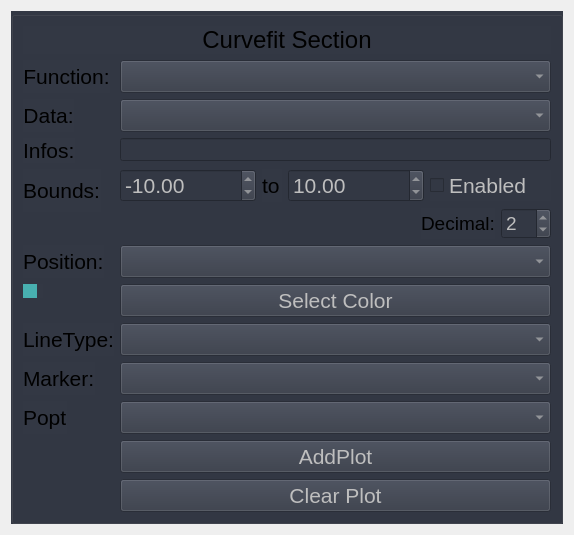
Before: the Qt Designer form View/ui/CurvefitWindow.ui in BETRU21/GraphicGenerator, drawn with Qt 5.
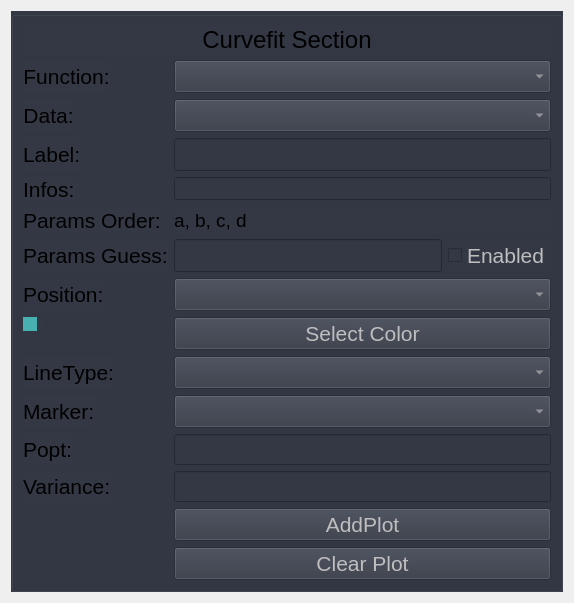
After: the same form once the commit is applied.

```diff
--- a/View/ui/CurvefitWindow.ui
+++ b/View/ui/CurvefitWindow.ui
@@ -7,7 +7,7 @@
     <x>0</x>
     <y>0</y>
     <width>574</width>
-    <height>507</height>
+    <height>538</height>
    </rect>
   </property>
   <property name="windowTitle">
@@ -74,7 +74,7 @@
         </property>
        </widget>
       </item>
-      <item row="3" column="0">
+      <item row="4" column="0">
        <widget class="QLabel" name="label_9">
         <property name="font">
          <font>
@@ -86,7 +86,7 @@
         </property>
        </widget>
       </item>
-      <item row="3" column="1">
+      <item row="4" column="1">
        <widget class="QLineEdit" name="le_info">
         <property name="enabled">
          <bool>true</bool>
@@ -101,7 +101,7 @@
         </property>
        </widget>
       </item>
-      <item row="4" column="0">
+      <item row="6" column="0">
        <widget class="QLabel" name="label_7">
         <property name="font">
          <font>
@@ -109,141 +109,11 @@
          </font>
         </property>
         <property name="text">
-         <string>Bounds:</string>
+         <string>Params Guess:</string>
         </property>
        </widget>
       </item>
-      <item row="4" column="1">
-       <layout class="QVBoxLayout" name="verticalLayout_2">
-        <item>
-         <layout class="QHBoxLayout" name="horizontalLayout">
-          <item>
-           <widget class="QDoubleSpinBox" name="sb_min">
-            <property name="enabled">
-             <bool>false</bool>
-            </property>
-            <property name="font">
-             <font>
-              <pointsize>16</pointsize>
-             </font>
-            </property>
-            <property name="minimum">
-             <double>-10000000.000000000000000</double>
-            </property>
-            <property name="maximum">
-             <double>10000000.000000000000000</double>
-            </property>
-            <property name="value">
-             <double>-10.000000000000000</double>
-            </property>
-           </widget>
-          </item>
-          <item>
-           <widget class="QLabel" name="label_8">
-            <property name="maximumSize">
-             <size>
-              <width>20</width>
-              <height>16777215</height>
-             </size>
-            </property>
-            <property name="font">
-             <font>
-              <pointsize>16</pointsize>
-             </font>
-            </property>
-            <property name="text">
-             <string>to</string>
-            </property>
-           </widget>
-          </item>
-          <item>
-           <widget class="QDoubleSpinBox" name="sb_max">
-            <property name="enabled">
-             <bool>false</bool>
-            </property>
-            <property name="font">
-             <font>
-              <pointsize>16</pointsize>
-             </font>
-            </property>
-            <property name="decimals">
-             <number>2</number>
-            </property>
-            <property name="minimum">
-             <double>-10000000.000000000000000</double>
-            </property>
-            <property name="maximum">
-             <double>10000000.000000000000000</double>
-            </property>
-            <property name="value">
-             <double>10.000000000000000</double>
-            </property>
-           </widget>
-          </item>
-          <item>
-           <widget class="QCheckBox" name="cb_bounds">
-            <property name="enabled">
-             <bool>false</bool>
-            </property>
-            <property name="font">
-             <font>
-              <pointsize>16</pointsize>
-             </font>
-            </property>
-            <property name="text">
-             <string>Enabled</string>
-            </property>
-           </widget>
-          </item>
-         </layout>
-        </item>
-        <item>
-         <layout class="QHBoxLayout" name="horizontalLayout_5">
-          <item>
-           <spacer name="horizontalSpacer">
-            <property name="orientation">
-             <enum>Qt::Horizontal</enum>
-            </property>
-            <property name="sizeHint" stdset="0">
-             <size>
-              <width>40</width>
-              <height>20</height>
-             </size>
-            </property>
-           </spacer>
-          </item>
-          <item>
-           <widget class="QLabel" name="label_10">
-            <property name="font">
-             <font>
-              <pointsize>14</pointsize>
-             </font>
-            </property>
-            <property name="text">
-             <string>Decimal:</string>
-            </property>
-           </widget>
-          </item>
-          <item>
-           <widget class="QSpinBox" name="sb_decimal">
-            <property name="enabled">
-             <bool>false</bool>
-            </property>
-            <property name="font">
-             <font>
-              <pointsize>14</pointsize>
-             </font>
-            </property>
-            <property name="value">
-             <number>2</number>
-            </property>
-           </widget>
-          </item>
-         </layout>
-        </item>
-       </layout>
-      </item>
-      <item row="5" column="0">
+      <item row="7" column="0">
        <widget class="QLabel" name="label_3">
         <property name="font">
          <font>
@@ -255,7 +125,7 @@
         </property>
        </widget>
       </item>
-      <item row="5" column="1">
+      <item row="7" column="1">
        <widget class="QComboBox" name="cmb_pos">
         <property name="enabled">
          <bool>false</bool>
@@ -267,7 +137,7 @@
         </property>
        </widget>
       </item>
-      <item row="6" column="0">
+      <item row="8" column="0">
        <widget class="QCheckBox" name="ind_color">
         <property name="styleSheet">
          <string notr="true">QCheckBox::indicator{background-color: rgb(72, 176, 176);}</string>
@@ -277,7 +147,7 @@
         </property>
        </widget>
       </item>
-      <item row="6" column="1">
+      <item row="8" column="1">
        <widget class="QPushButton" name="pb_selectColor">
         <property name="enabled">
          <bool>false</bool>
@@ -295,7 +165,7 @@
         </property>
        </widget>
       </item>
-      <item row="7" column="0">
+      <item row="9" column="0">
        <widget class="QLabel" name="label_4">
         <property name="font">
          <font>
@@ -310,7 +180,7 @@
         </property>
        </widget>
       </item>
-      <item row="7" column="1">
+      <item row="9" column="1">
        <widget class="QComboBox" name="cmb_lineType">
         <property name="enabled">
          <bool>false</bool>
@@ -322,7 +192,7 @@
         </property>
        </widget>
       </item>
-      <item row="8" column="0">
+      <item row="10" column="0">
        <widget class="QLabel" name="label_6">
         <property name="font">
          <font>
@@ -334,7 +204,7 @@
         </property>
        </widget>
       </item>
-      <item row="8" column="1">
+      <item row="10" column="1">
        <widget class="QComboBox" name="cmb_marker">
         <property name="enabled">
          <bool>false</bool>
@@ -346,7 +216,7 @@
         </property>
        </widget>
       </item>
-      <item row="9" column="0">
+      <item row="11" column="0">
        <widget class="QLabel" name="label_11">
         <property name="font">
          <font>
@@ -357,26 +227,11 @@
          <string>Optimal values for the parameters so that the sum of the squared error of ydata is minimized.</string>
         </property>
         <property name="text">
-         <string>Popt</string>
+         <string>Popt:</string>
         </property>
        </widget>
       </item>
-      <item row="9" column="1">
-       <widget class="QComboBox" name="cmb_popt">
-        <property name="enabled">
-         <bool>false</bool>
-        </property>
-        <property name="font">
-         <font>
-          <pointsize>16</pointsize>
-         </font>
-        </property>
-        <property name="statusTip">
-         <string>Optimal values for the parameters so that the sum of the squared error of ydata is minimized.</string>
-        </property>
-       </widget>
-      </item>
-      <item row="10" column="1">
+      <item row="13" column="1">
        <widget class="QPushButton" name="pb_addPlot">
         <property name="enabled">
          <bool>false</bool>
@@ -391,7 +246,7 @@
         </property>
        </widget>
       </item>
-      <item row="11" column="1">
+      <item row="14" column="1">
        <widget class="QPushButton" name="pb_clear">
         <property name="enabled">
          <bool>false</bool>
@@ -421,6 +276,154 @@
         </property>
        </widget>
       </item>
+      <item row="3" column="1">
+       <layout class="QHBoxLayout" name="horizontalLayout_2">
+        <item>
+         <widget class="QLineEdit" name="le_label">
+          <property name="font">
+           <font>
+            <pointsize>16</pointsize>
+           </font>
+          </property>
+         </widget>
+        </item>
+       </layout>
+      </item>
+      <item row="3" column="0">
+       <widget class="QLabel" name="label_12">
+        <property name="font">
+         <font>
+          <pointsize>16</pointsize>
+         </font>
+        </property>
+        <property name="text">
+         <string>Label:</string>
+        </property>
+       </widget>
+      </item>
+      <item row="6" column="1">
+       <layout class="QVBoxLayout" name="verticalLayout_2">
+        <item>
+         <layout class="QHBoxLayout" name="horizontalLayout">
+          <item>
+           <widget class="QLineEdit" name="le_p0">
+            <property name="enabled">
+             <bool>false</bool>
+            </property>
+            <property name="font">
+             <font>
+              <pointsize>16</pointsize>
+             </font>
+            </property>
+            <property name="statusTip">
+             <string>sep must be &quot;,&quot;</string>
+            </property>
+           </widget>
+          </item>
+          <item>
+           <widget class="QCheckBox" name="cb_p0">
+            <property name="enabled">
+             <bool>false</bool>
+            </property>
+            <property name="font">
+             <font>
+              <pointsize>16</pointsize>
+             </font>
+            </property>
+            <property name="statusTip">
+             <string>sep must be &quot;,&quot;</string>
+            </property>
+            <property name="text">
+             <string>Enabled</string>
+            </property>
+           </widget>
+          </item>
+         </layout>
+        </item>
+       </layout>
+      </item>
+      <item row="5" column="1">
+       <layout class="QHBoxLayout" name="horizontalLayout_3">
+        <item>
+         <widget class="QLabel" name="la_param">
+          <property name="font">
+           <font>
+            <pointsize>14</pointsize>
+           </font>
+          </property>
+          <property name="statusTip">
+           <string>sep must be &quot;,&quot;</string>
+          </property>
+          <property name="text">
+           <string>a, b, c, d</string>
+          </property>
+          <property name="alignment">
+           <set>Qt::AlignLeading|Qt::AlignLeft|Qt::AlignVCenter</set>
+          </property>
+         </widget>
+        </item>
+       </layout>
+      </item>
+      <item row="5" column="0">
+       <widget class="QLabel" name="label_10">
+        <property name="font">
+         <font>
+          <pointsize>16</pointsize>
+         </font>
+        </property>
+        <property name="statusTip">
+         <string>sep must be &quot;,&quot;</string>
+        </property>
+        <property name="text">
+         <string>Params Order:</string>
+        </property>
+       </widget>
+      </item>
+      <item row="11" column="1">
+       <widget class="QLineEdit" name="le_popt">
+        <property name="enabled">
+         <bool>false</bool>
+        </property>
+        <property name="font">
+         <font>
+          <pointsize>14</pointsize>
+         </font>
+        </property>
+        <property name="statusTip">
+         <string>Optimal values for the parameters so that the sum of the squared error of ydata is minimized.</string>
+        </property>
+        <property name="readOnly">
+         <bool>true</bool>
+        </property>
+       </widget>
+      </item>
+      <item row="12" column="1">
+       <widget class="QLineEdit" name="le_var">
+        <property name="enabled">
+         <bool>false</bool>
+        </property>
+        <property name="font">
+         <font>
+          <pointsize>14</pointsize>
+         </font>
+        </property>
+        <property name="readOnly">
+         <bool>true</bool>
+        </property>
+       </widget>
+      </item>
+      <item row="12" column="0">
+       <widget class="QLabel" name="label_8">
+        <property name="font">
+         <font>
+          <pointsize>16</pointsize>
+         </font>
+        </property>
+        <property name="text">
+         <string>Variance:</string>
+        </property>
+       </widget>
+      </item>
      </layout>
     </widget>
    </item>
```
Left out of the diff: 3 changed lines with no effect on the pictures.
